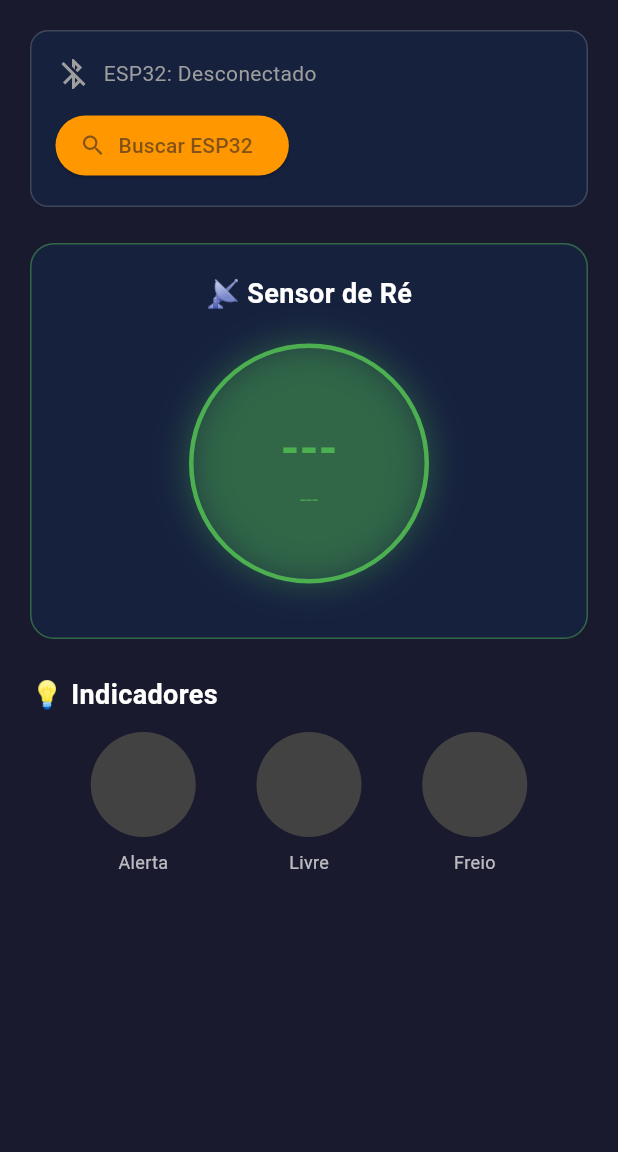
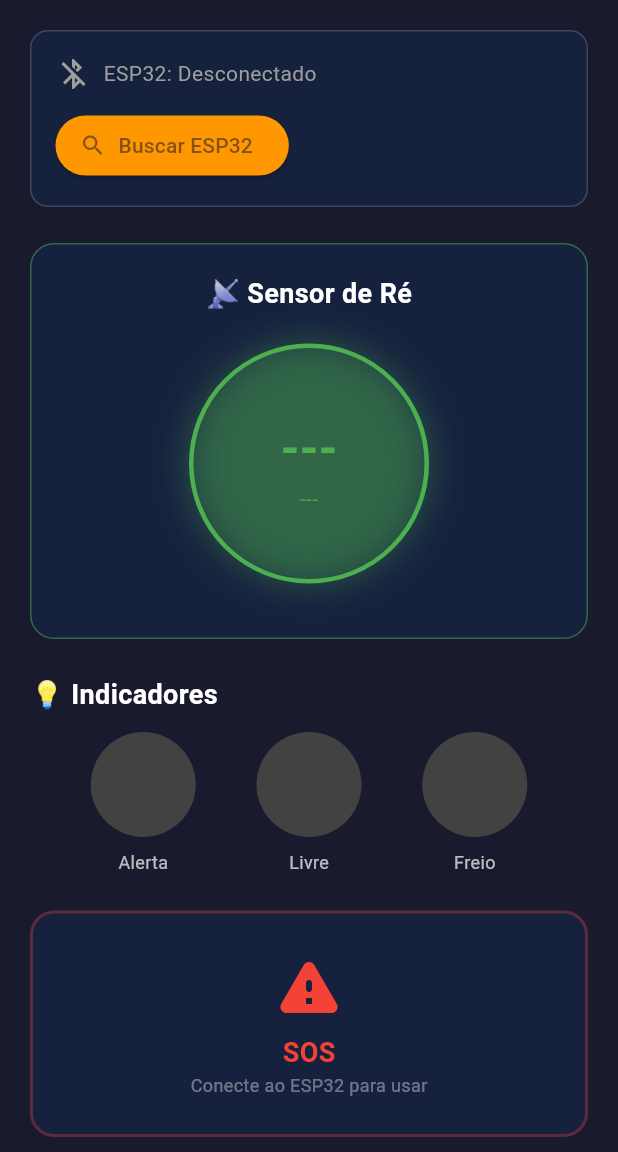
Before and after one commit to Noghiros/truck_control, a Flutter app: the screen it shows after launch, on a phone screen of 412 x 824 dp, the part 84-1236 px from its top. Run offline on Flutter 3.47's test engine with Material 3 defaults, Android fonts, the phone set to English and light mode, and no system bars; our stand-ins replace cloud_firestore, firebase_core, flutter_blue_plus, permission_handler; accounts and stored records are empty.

Commit message:
Update pra banco de dados firebase

```diff
--- a/lib/main.dart
+++ b/lib/main.dart
@@ -1,8 +1,15 @@
 import 'package:flutter/material.dart';
 import 'package:flutter_blue_plus/flutter_blue_plus.dart';
 import 'package:permission_handler/permission_handler.dart';
+import 'package:cloud_firestore/cloud_firestore.dart';
+import 'package:firebase_core/firebase_core.dart';
+import 'firebase_options.dart';
 
-void main() {
+void main() async {
+  WidgetsFlutterBinding.ensureInitialized();
+  await Firebase.initializeApp(
+    options: DefaultFirebaseOptions.currentPlatform,
+  );
   runApp(const MyApp());
 }
 
@@ -48,6 +55,31 @@ class _HomeScreenState extends State<HomeScreen> {
   static const String UUID_SERVICE   = '12345678-1234-1234-1234-123456789abc';
   static const String UUID_LED       = 'abcdefab-1234-1234-1234-abcdefabcdef';
   static const String UUID_DISTANCIA = 'abcdefef-1234-1234-1234-abcdefabcdef';
+
+  // --- Firestore: SOS ---
+  bool sosAtivo = false;
+  Future<void> toggleSOS() async {
+  final novoEstado = !sosAtivo;
+
+  // Envia comando pro ESP32
+  if (ledCharacteristic != null) {
+    await ledCharacteristic!.write(
+      'SOS:${novoEstado ? 1 : 0}'.codeUnits,
+    );
+  }
+
+  // Registra no Firebase se ativou
+  if (novoEstado) {
+    await FirebaseFirestore.instance.collection('sos_eventos').add({
+      'ativado_em': DateTime.now().toIso8601String(),
+      'dispositivo': device?.platformName ?? 'ESP32',
+    });
+    print('SOS registrado no Firebase!');
+  }
+
+  setState(() => sosAtivo = novoEstado);
+}
+
 
   // --- Cor do sensor de ré ---
   Color get corDistancia {
@@ -166,6 +198,10 @@ class _HomeScreenState extends State<HomeScreen> {
             _secaoSensorRe(),
             const SizedBox(height: 24),
             _secaoLeds(),
+            const SizedBox(height: 24),
+            _secaoSOS(),
+            const SizedBox(height: 24),
+            _secaoHistorico(),
           ],
         ),
       ),
@@ -388,4 +424,123 @@ class _HomeScreenState extends State<HomeScreen> {
       ),
     );
   }
+
+// --- Widget: SOS ---
+Widget _secaoSOS() {
+  return GestureDetector(
+    onTap: conectado ? toggleSOS : null,
+    child: AnimatedContainer(
+      duration: const Duration(milliseconds: 300),
+      width: double.infinity,
+      padding: const EdgeInsets.all(24),
+      decoration: BoxDecoration(
+        color: sosAtivo ? Colors.red : const Color(0xFF16213E),
+        borderRadius: BorderRadius.circular(16),
+        border: Border.all(
+          color: sosAtivo ? Colors.red : Colors.red.withOpacity(0.3),
+          width: 2,
+        ),
+        boxShadow: sosAtivo
+            ? [BoxShadow(color: Colors.red.withOpacity(0.5), blurRadius: 30)]
+            : [],
+      ),
+      child: Column(
+        children: [
+          Icon(
+            Icons.warning_rounded,
+            color: sosAtivo ? Colors.white : Colors.red,
+            size: 48,
+          ),
+          const SizedBox(height: 8),
+          Text(
+            sosAtivo ? 'SOS ATIVO — Toque para cancelar' : 'SOS',
+            style: TextStyle(
+              color: sosAtivo ? Colors.white : Colors.red,
+              fontSize: 18,
+              fontWeight: FontWeight.bold,
+            ),
+          ),
+          if (!conectado)
+            const Text(
+              'Conecte ao ESP32 para usar',
+              style: TextStyle(color: Colors.white38, fontSize: 12),
+            ),
+        ],
+      ),
+    ),
+  );
 }
+
+Widget _secaoHistorico() {
+  return Column(
+    crossAxisAlignment: CrossAxisAlignment.start,
+    children: [
+      const Text(
+        '📋 Histórico de SOS',
+        style: TextStyle(
+            color: Colors.white, fontSize: 18, fontWeight: FontWeight.bold),
+      ),
+      const SizedBox(height: 12),
+      StreamBuilder<QuerySnapshot>(
+        stream: FirebaseFirestore.instance
+            .collection('sos_eventos')
+            .orderBy('ativado_em', descending: true)
+            .limit(5)
+            .snapshots(),
+        builder: (context, snapshot) {
+          if (snapshot.connectionState == ConnectionState.waiting) {
+            return const Center(
+                child: CircularProgressIndicator(color: Colors.orange));
+          }
+          if (!snapshot.hasData || snapshot.data!.docs.isEmpty) {
+            return Container(
+              padding: const EdgeInsets.all(16),
+              decoration: BoxDecoration(
+                color: const Color(0xFF16213E),
+                borderRadius: BorderRadius.circular(12),
+              ),
+              child: const Text(
+                'Nenhum SOS registrado ainda.',
+                style: TextStyle(color: Colors.white38),
+              ),
+            );
+          }
+
+          return Container(
+            decoration: BoxDecoration(
+              color: const Color(0xFF16213E),
+              borderRadius: BorderRadius.circular(12),
+            ),
+            child: ListView.separated(
+              shrinkWrap: true,
+              physics: const NeverScrollableScrollPhysics(),
+              itemCount: snapshot.data!.docs.length,
+              separatorBuilder: (_, __) =>
+                  Divider(color: Colors.white12, height: 1),
+              itemBuilder: (context, index) {
+                final doc = snapshot.data!.docs[index];
+                final data = doc.data() as Map<String, dynamic>;
+                final hora = data['ativado_em'] ?? '';
+                final dispositivo = data['dispositivo'] ?? 'ESP32';
+                return ListTile(
+                  leading: const Icon(Icons.warning_rounded,
+                      color: Colors.red, size: 20),
+                  title: Text(
+                    hora.length > 19 ? hora.substring(0, 19).replaceAll('T', ' ') : hora,
+                    style: const TextStyle(color: Colors.white, fontSize: 13),
+                  ),
+                  subtitle: Text(
+                    dispositivo,
+                    style: const TextStyle(color: Colors.white38, fontSize: 11),
+                  ),
+                );
+              },
+            ),
+          );
+        },
+      ),
+    ],
+  );
+}
+
+}
--- a/pubspec.yaml
+++ b/pubspec.yaml
@@ -36,6 +36,8 @@ dependencies:
   cupertino_icons: ^1.0.8
   flutter_blue_plus: ^1.31.15
   permission_handler: ^12.0.1
+  firebase_core: ^4.5.0
+  cloud_firestore: ^6.1.3
 
 dev_dependencies:
   flutter_test:
```
Also changed, not shown: firebase.json (added), lib/firebase_options.dart (added), 3 other files.
